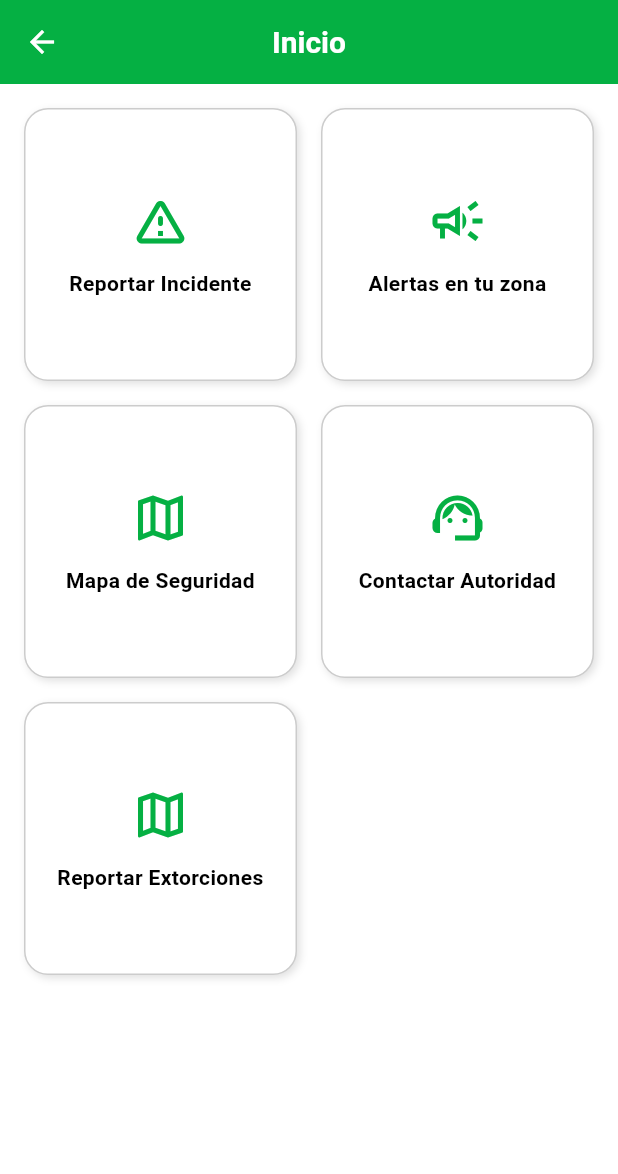
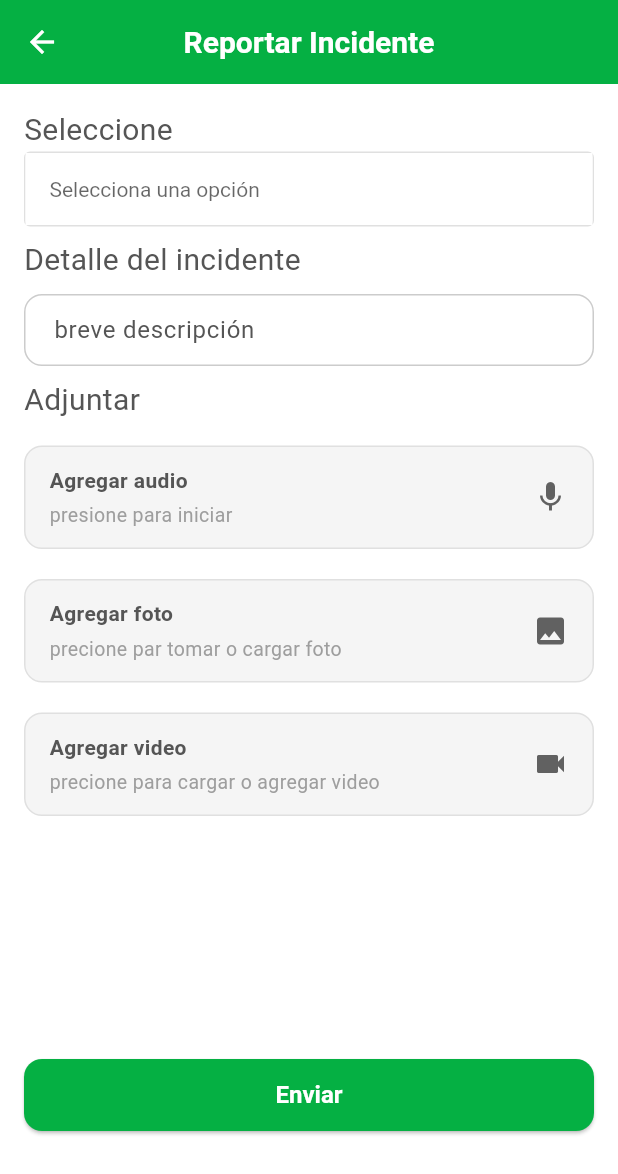
Before and after one commit to Reebotbrei/alertaLima, a Flutter app: the HomeScreen screen opened by its route, after a tap on "Reportar Incidente", on a phone screen of 412 x 824 dp. Shown: the top 1174 px of the screen. Run offline on Flutter 3.47's test engine with Material 3 defaults, Android fonts, the phone set to English and light mode, and no system bars; our stand-ins replace firebase_core, geolocator, google_maps_flutter; accounts and stored records are empty.

Commit message:
commit antres de la tragedia solicionando anos datos

```diff
--- /dev/null
+++ b/lib/app/widgets/app_combo_box.dart
@@ -0,0 +1,90 @@
+import 'package:flutter/material.dart';
+
+// Widget personalizado que actúa como un campo de texto desplegable
+class DropdownTextField extends StatefulWidget {
+  final String?
+  hintText; // Texto de sugerencia cuando no se ha seleccionado nada
+  final List<String>
+  options; // Lista de opciones que se mostrarán en el dropdown
+  final String? selectedValue; // Valor actualmente seleccionado
+  final ValueChanged<String?>?
+  onChanged; // Callback que se ejecuta al cambiar el valor
+  final bool enabled; // Determina si el campo está habilitado o deshabilitado
+
+  const DropdownTextField({
+    Key? key,
+    this.hintText,
+    required this.options,
+    this.selectedValue,
+    this.onChanged,
+    this.enabled = true,
+  }) : super(key: key);
+
+  @override
+  State<DropdownTextField> createState() => _DropdownTextFieldState();
+}
+
+class _DropdownTextFieldState extends State<DropdownTextField> {
+  String? _selectedValue;
+
+  @override
+  void initState() {
+    super.initState();
+    _selectedValue = widget.selectedValue;
+  }
+
+  @override
+  Widget build(BuildContext context) {
+    return Container(
+      decoration: BoxDecoration(
+        color: Colors.white,
+        border: Border.all(color: Colors.grey.shade300, width: 1.0),
+        borderRadius: BorderRadius.circular(4.0),
+      ),
+      child: DropdownButtonFormField<String>(
+        value: _selectedValue,
+        decoration: InputDecoration(
+          hintText: widget.hintText ?? 'Seleccionar opción',
+          hintStyle: TextStyle(color: Colors.grey.shade600, fontSize: 14.0),
+          contentPadding: const EdgeInsets.symmetric(
+            horizontal: 12.0,
+            vertical: 8.0,
+          ),
+          border: InputBorder.none,
+          enabledBorder: InputBorder.none,
+          focusedBorder: InputBorder.none,
+          suffixIcon: widget.enabled
+              ? Icon(
+                  Icons.keyboard_arrow_down,
+                  color: Colors.grey.shade600,
+                  size: 20.0,
+                )
+              : Icon(Icons.close, color: Colors.grey.shade600, size: 16.0),
+        ),
+        icon: const SizedBox.shrink(), // Ocultar el ícono por defecto
+        style: const TextStyle(color: Colors.black87, fontSize: 14.0),
+        dropdownColor: Colors.white,
+        items: widget.options.map((String option) {
+          return DropdownMenuItem<String>(
+            value: option,
+            child: Text(
+              option,
+              style: const TextStyle(fontSize: 14.0, color: Colors.black87),
+            ),
+          );
+        }).toList(),
+        onChanged: widget.enabled
+            ? (String? newValue) {
+                setState(() {
+                  _selectedValue = newValue;
+                });
+                if (widget.onChanged != null) {
+                  widget.onChanged!(newValue);
+                }
+              }
+            : null,
+        isExpanded: true,
+      ),
+    );
+  }
+}
--- a/lib/features/dashboard/view/home_screen.dart
+++ b/lib/features/dashboard/view/home_screen.dart
@@ -1,5 +1,7 @@
 import 'package:alerta_lima/features/map/view/pantalla_Mapa.dart';
 import 'package:alerta_lima/features/reporteExtorciones/pantallaReporteExtorciones.dart';
+import 'package:alerta_lima/features/reprtarIncidente/view/reportar_incidentes.dart';
+import 'package:alerta_lima/features/reprtarIncidente/view/reportar_incidentes.dart';
 import 'package:flutter/material.dart';
 import '../../../app/theme/app_colors.dart';
 import '../viewmodel/dashboard_viewmodel.dart';
@@ -28,9 +30,16 @@ class HomeScreen extends StatelessWidget {
                   icon: Icons.warning_amber_rounded,
                   title: 'Reportar Incidente',
                   onTap: () {
-                    Navigator.pushNamed(context, '/report');
+                    Navigator.push(
+                      context,
+                      MaterialPageRoute(
+                        builder: (context) =>
+                            Reporteincidentes(), //invocamos al clases donde se encuntra el mapa
+                      ),
+                    );
                   },
                 ),
+
                 MenuCard(
                   icon: Icons.campaign_outlined,
                   title: 'Alertas en tu zona',
--- a/lib/features/map/clasesMaps/home_controler.dart
+++ b/lib/features/map/clasesMaps/home_controler.dart
@@ -41,6 +41,7 @@ class HomeController {
     bool gpsActivo = await Geolocator.isLocationServiceEnabled();
     if (!gpsActivo) {
       //llmamos a nuesta ventana de alerta emergente si gps esta desactivado
+      //prviene de app_alert_card
       AppAlertCard.show(
         context: context,
         title: 'Ubicación requerida',
--- a/lib/features/map/clasesMaps/marcador_Zonas.dart
+++ b/lib/features/map/clasesMaps/marcador_Zonas.dart
@@ -1,13 +1,18 @@
 import 'package:flutter/material.dart';
 import 'package:google_maps_flutter/google_maps_flutter.dart';
 
+//clase para representar zonas de riesgo
 class MarcadorZonas {
+  //lista de coordenadas donde se colocara los circulos
+  //latitud y logitud
   final List<LatLng> coordenadas;
-
+  //constructor recive una lista de coordenadas
   MarcadorZonas(this.coordenadas);
-
+  //metodo qu genera  un conjunto de cirulos apartir de las coordenadas
   Set<Circle> generarCirculos() {
-    final Set<Circle> circulos = {};
+    final Set<Circle> circulos =
+        {}; //conjunto para almacenar los circulos generados
+    //itera sobre todas las coordenada para crear un circulo
     for (int i = 0; i < coordenadas.length; i++) {
       circulos.add(
         Circle(
--- /dev/null
+++ b/lib/features/reprtarIncidente/view/reportar_incidentes.dart
@@ -0,0 +1,121 @@
+import 'package:flutter/material.dart';
+import 'package:alerta_lima/app/widgets/app_text_field.dart';
+import 'package:alerta_lima/app/widgets/app_button2.dart';
+import 'package:alerta_lima/app/widgets/app_button.dart';
+import 'package:alerta_lima/app/widgets/app_combo_box.dart';
+
+class Reporteincidentes extends StatefulWidget {
+  const Reporteincidentes({super.key});
+
+  @override
+  State<Reporteincidentes> createState() => _ReporteincidentesState();
+}
+
+class _ReporteincidentesState extends State<Reporteincidentes> {
+  final TextEditingController _numeroController = TextEditingController();
+  //la fecha y los datos de ukbicaion  los vamos ha tomar de manera autaomatica
+  @override
+  Widget build(BuildContext context) {
+    return Scaffold(
+      appBar: AppBar(
+        title: const Text('Reportar Incidente'),
+        centerTitle: true,
+      ),
+      body: Padding(
+        padding: const EdgeInsets.all(16.0),
+        child: Column(
+          children: [
+            Align(
+              //encabezado del combo box
+              alignment: Alignment.centerLeft,
+              child: Text("Seleccione", style: TextStyle(fontSize: 20)),
+            ),
+            //invocamos al combo box
+            DropdownTextField(
+              hintText: 'Selecciona una opción',
+              //lista de opciones del combobox
+              options: [
+                'Robo',
+                'Hurto',
+                'Extorsión',
+                'Estafa',
+                'Violación sexual',
+                'Homicidio',
+                'Lesiones',
+                'Acoso',
+                'Tráfico de drogas',
+                'Violencia familiar',
+                'Conducción en estado de ebriedad',
+                'Secuestro',
+                'Ciberacoso',
+                'Suplantación de identidad',
+                'Maltrato infantil',
+              ],
+              onChanged: (value) {},
+            ),
+
+            SizedBox(height: 8), // Espacio de 8 píxeles
+            //encabezado de detalle
+            Align(
+              alignment: Alignment.centerLeft,
+              child: Text(
+                "Detalle del incidente",
+                style: TextStyle(fontSize: 20),
+              ),
+            ),
+            SizedBox(height: 8), // Espacio de 8 píxeles
+            //caja de texto para agregar descripcion proviene de app_text_field
+            AppTextField(
+              controller: _numeroController,
+              hintText: 'breve descripción',
+              keyboardType: TextInputType.phone,
+            ),
+            SizedBox(height: 8),
+            //evcabezado
+            Align(
+              alignment: Alignment.centerLeft,
+              child: Text("Adjuntar", style: TextStyle(fontSize: 20)),
+            ),
+            SizedBox(height: 8), // Espacio de 8 píxeles
+
+            SizedBox(height: 8),
+            //boton para adjuntar audio proviene de app_button2
+            BotonAdjuntoNuevo(
+              titulo: 'Agregar audio',
+              subtitulo: 'presione para iniciar',
+              icono: Icons.mic,
+              onTap: () {},
+            ),
+
+            SizedBox(height: 8),
+            //boton para adjuntar fotos proviene de app_button2
+            BotonAdjuntoNuevo(
+              titulo: 'Agregar foto',
+              subtitulo: 'precione par tomar o cargar foto',
+              icono: Icons.image,
+              onTap: () {},
+            ),
+
+            SizedBox(height: 8),
+            //boton para adjuntar video proviene de app_button2
+            BotonAdjuntoNuevo(
+              titulo: 'Agregar video',
+              subtitulo: 'precione para cargar o agregar video',
+              icono: Icons.videocam,
+              onTap: () {},
+            ),
+
+            SizedBox(height: 150),
+
+            AppButton(
+              label: 'Enviar',
+              onPressed: () {
+                print('Botón presionado');
+              },
+            ),
+          ],
+        ),
+      ),
+    );
+  }
+}
--- a/pubspec.yaml
+++ b/pubspec.yaml
@@ -41,6 +41,11 @@ dependencies:
   url_launcher: ^6.2.5
   permission_handler: ^12.0.0+1
   geolocator: ^11.0.0
+  camera: ^0.10.5+5
+  image_picker: ^1.1.1
+  contacts_service: ^0.6.3
+  path_provider: ^2.1.2
+  audioplayers: ^5.2.1
 
 dev_dependencies:
   flutter_lints: ^5.0.0
```
Also changed, not shown: lib/features/reprtarIncidente/viewmodel/report_viewmodel.dart (added), lib/features/reprtar_incidente/view/report_incident_screen.dart (deleted), lib/features/reprtar_incidente/viewmodel/report_viewmodel.dart (deleted), pubspec.lock, 6 other files.
